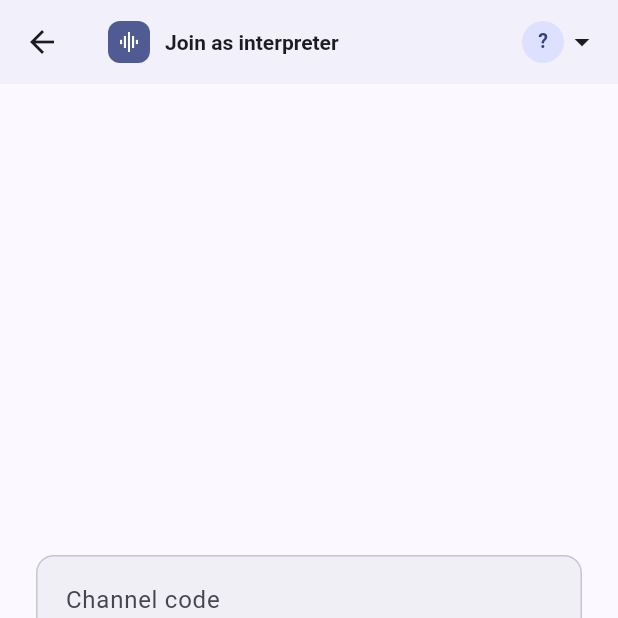
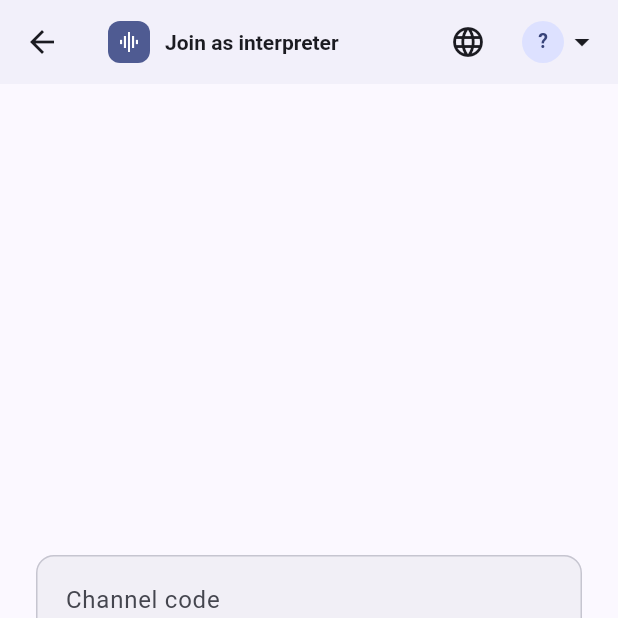
Before and after one commit to btekerek/kabin, a Flutter app: the HomeScreen screen opened by its route, after a tap on "JOIN AS INTERPRETER", on a phone screen of 412 x 824 dp, the top half of it. Run offline on Flutter 3.47's test engine with Material 3 defaults, Android fonts, the phone set to English and light mode, and no system bars; our stand-ins replace dio, flutter_riverpod, go_router, permission_handler, shared_preferences; missing offline and left inert: agora_rtc_engine; accounts and stored records are empty.

Commit message:
Move language switcher to the header next to profile menu

```diff
--- /dev/null
+++ b/frontend/lib/core/widgets/language_menu.dart
@@ -0,0 +1,46 @@
+import 'package:flutter/material.dart';
+import 'package:flutter_riverpod/flutter_riverpod.dart';
+
+import '../../l10n/app_language.dart';
+import '../../l10n/locale_providers.dart';
+
+/// The app-wide language switcher - lives in the AppBar next to
+/// ProfileMenu on every screen (not buried in the Profile page, where
+/// nobody would find it - see profile_screen.dart's history). Same
+/// PopupMenuButton pattern as ProfileMenu for visual consistency.
+class LanguageMenu extends ConsumerWidget {
+  const LanguageMenu({super.key});
+
+  @override
+  Widget build(BuildContext context, WidgetRef ref) {
+    final currentLanguage =
+        ref.watch(appLanguageProvider).valueOrNull ?? AppLanguage.english;
+    final t = ref.watch(appStringsProvider);
+
+    return PopupMenuButton<AppLanguage>(
+      tooltip: t.languageMenuTooltip,
+      icon: const Icon(Icons.language),
+      onSelected: (language) {
+        ref.read(appLanguageProvider.notifier).setLanguage(language);
+      },
+      itemBuilder: (context) => [
+        for (final language in AppLanguage.values)
+          PopupMenuItem(
+            value: language,
+            child: Row(
+              children: [
+                SizedBox(
+                  width: 20,
+                  child: language == currentLanguage
+                      ? const Icon(Icons.check, size: 18)
+                      : null,
+                ),
+                const SizedBox(width: 8),
+                Text(language.nativeName),
+              ],
+            ),
+          ),
+      ],
+    );
+  }
+}
--- a/frontend/lib/features/home/presentation/home_screen.dart
+++ b/frontend/lib/features/home/presentation/home_screen.dart
@@ -3,6 +3,7 @@ import 'package:flutter_riverpod/flutter_riverpod.dart';
 import 'package:go_router/go_router.dart';
 
 import '../../../core/widgets/kabin_app_bar_title.dart';
+import '../../../core/widgets/language_menu.dart';
 import '../../../core/widgets/profile_menu.dart';
 
 /// Post-login landing screen. There's no fixed account role (see
@@ -19,7 +20,12 @@ class HomeScreen extends ConsumerWidget {
     return Scaffold(
       appBar: AppBar(
         title: const KabinAppBarTitle('Kabin'),
-        actions: const [ProfileMenu(), SizedBox(width: 4)],
+        actions: const [
+          LanguageMenu(),
+          SizedBox(width: 4),
+          ProfileMenu(),
+          SizedBox(width: 4),
+        ],
       ),
       body: Center(
         child: ConstrainedBox(
--- a/frontend/lib/features/interpreter/presentation/interpreter_join_screen.dart
+++ b/frontend/lib/features/interpreter/presentation/interpreter_join_screen.dart
@@ -4,6 +4,7 @@ import 'package:go_router/go_router.dart';
 
 import '../../../core/errors/api_error_message.dart';
 import '../../../core/widgets/kabin_app_bar_title.dart';
+import '../../../core/widgets/language_menu.dart';
 import '../../../core/widgets/profile_menu.dart';
 import '../domain/interpreter_join_result.dart';
 import '../state/interpreter_providers.dart';
@@ -58,7 +59,12 @@ class _InterpreterJoinScreenState extends ConsumerState<InterpreterJoinScreen> {
     return Scaffold(
       appBar: AppBar(
         title: const KabinAppBarTitle('Join as interpreter'),
-        actions: const [ProfileMenu(), SizedBox(width: 4)],
+        actions: const [
+          LanguageMenu(),
+          SizedBox(width: 4),
+          ProfileMenu(),
+          SizedBox(width: 4),
+        ],
       ),
       body: Center(
         child: ConstrainedBox(
```
Also changed, not shown: frontend/lib/features/chat/presentation/chat_screen.dart (+13 -2 lines), frontend/lib/features/interpreter/presentation/broadcasting_screen.dart (+7 -1 lines), frontend/lib/features/sessions/presentation/create_session_screen.dart (+7 -1 lines), frontend/lib/features/sessions/presentation/session_dashboard_screen.dart (+7 -1 lines), frontend/lib/features/sessions/presentation/session_list_screen.dart (+7 -1 lines).
